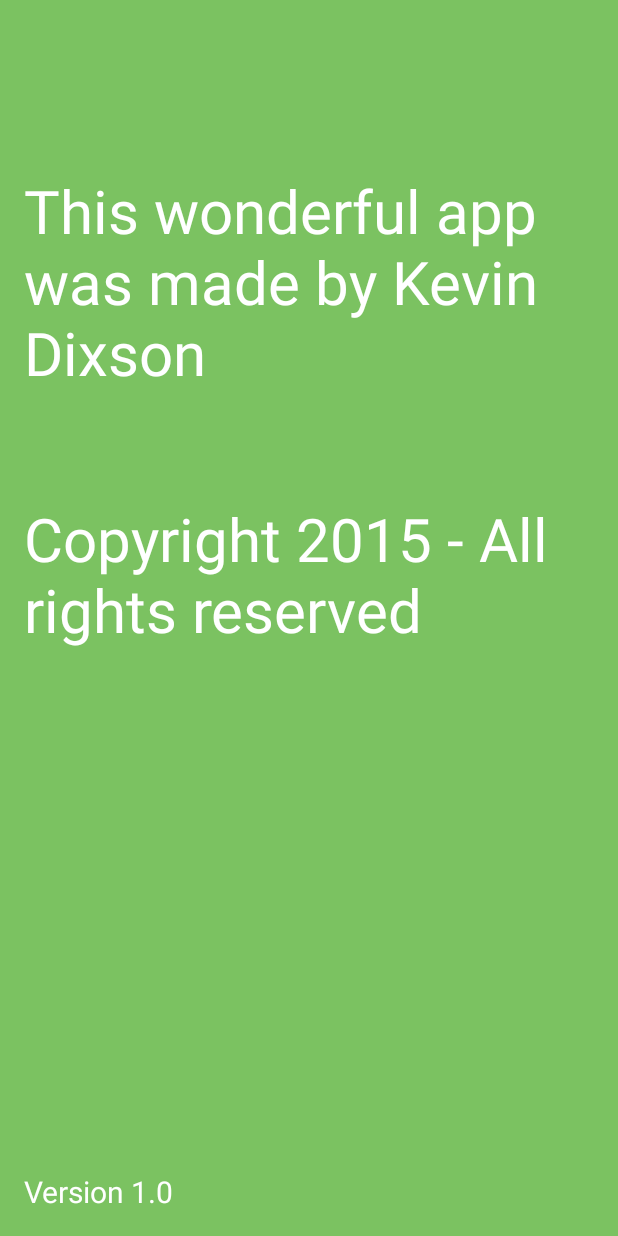
After one commit to Lard4/Random_Number_Generator, an Android app: the AboutActivity screen opened directly, with no data from a screen before it, on a phone screen of 412 x 824 dp. The commit adds this screen. Run offline under Robolectric (Android 15) with nearby library versions, the phone set to English and light mode, and no system bars.

Commit message:
Add about section

```diff
--- a/app/src/main/AndroidManifest.xml
+++ b/app/src/main/AndroidManifest.xml
@@ -25,6 +25,14 @@
                 android:name="android.support.PARENT_ACTIVITY"
                 android:value="com.dirinc.randomnumbergenerator.MainActivity" />
         </activity>
+        <activity
+            android:name=".AboutActivity"
+            android:label="@string/title_activity_about"
+            android:theme="@style/AppTheme.NoActionBar" >
+            <meta-data
+                android:name="android.support.PARENT_ACTIVITY"
+                android:value="com.dirinc.randomnumbergenerator.MainActivity" />
+        </activity>
     </application>
 
 </manifest>
--- /dev/null
+++ b/app/src/main/java/com/dirinc/randomnumbergenerator/AboutActivity.java
@@ -0,0 +1,37 @@
+package com.dirinc.randomnumbergenerator;
+
+import android.support.v7.app.AppCompatActivity;
+import android.os.Bundle;
+import android.view.Menu;
+import android.view.MenuItem;
+
+public class AboutActivity extends AppCompatActivity {
+
+    @Override
+    protected void onCreate(Bundle savedInstanceState) {
+        super.onCreate(savedInstanceState);
+        setContentView(R.layout.activity_about);
+    }
+
+    @Override
+    public boolean onCreateOptionsMenu(Menu menu) {
+        // Inflate the menu; this adds items to the action bar if it is present.
+        getMenuInflater().inflate(R.menu.menu_about, menu);
+        return true;
+    }
+
+    @Override
+    public boolean onOptionsItemSelected(MenuItem item) {
+        // Handle action bar item clicks here. The action bar will
+        // automatically handle clicks on the Home/Up button, so long
+        // as you specify a parent activity in AndroidManifest.xml.
+        int id = item.getItemId();
+
+        //noinspection SimplifiableIfStatement
+        if (id == R.id.action_settings) {
+            return true;
+        }
+
+        return super.onOptionsItemSelected(item);
+    }
+}
--- a/app/src/main/java/com/dirinc/randomnumbergenerator/MainActivity.java
+++ b/app/src/main/java/com/dirinc/randomnumbergenerator/MainActivity.java
@@ -49,5 +49,17 @@ public class MainActivity extends AppCompatActivity {
                 MainActivity.this.startActivity(activityChangeIntent);
             }
         });
+        button.setOnLongClickListener(new View.OnLongClickListener() {
+            @Override
+            public boolean onLongClick(View v) {
+                Intent activityChangeIntent = new Intent(MainActivity.this, AboutActivity.class);
+
+                // currentContext.startActivity(activityChangeIntent);
+
+                MainActivity.this.startActivity(activityChangeIntent);
+                return true;
+            }
+        });
+
     }
 }
--- /dev/null
+++ b/app/src/main/res/layout/activity_about.xml
@@ -0,0 +1,38 @@
+<RelativeLayout xmlns:android="http://schemas.android.com/apk/res/android"
+    xmlns:tools="http://schemas.android.com/tools" android:layout_width="match_parent"
+    android:layout_height="match_parent" android:paddingLeft="@dimen/activity_horizontal_margin"
+    android:paddingRight="@dimen/activity_horizontal_margin"
+    android:paddingTop="@dimen/activity_vertical_margin"
+    android:paddingBottom="@dimen/activity_vertical_margin"
+    tools:context="com.dirinc.randomnumbergenerator.AboutActivity">
+
+    <TextView style="@style/About"
+        android:text="@string/about"
+        android:layout_width="wrap_content"
+        android:layout_height="wrap_content"
+        android:id="@+id/textView2"
+        android:layout_marginTop="97dp"
+        android:layout_alignParentTop="true"
+        android:layout_alignParentLeft="true"
+        android:layout_alignParentStart="true" />
+
+    <TextView style="@style/About"
+        android:text="@string/about_line_2"
+        android:layout_width="wrap_content"
+        android:layout_height="wrap_content"
+        android:id="@+id/textView"
+        android:layout_below="@+id/textView2"
+        android:layout_alignParentLeft="true"
+        android:layout_alignParentStart="true"
+        android:layout_marginTop="70dp" />
+
+    <TextView style="@style/AboutVersion"
+        android:text="@string/about_line_3"
+        android:layout_width="wrap_content"
+        android:layout_height="wrap_content"
+        android:id="@+id/textView"
+        android:layout_alignParentBottom="true"
+        android:layout_alignParentLeft="true"
+        android:layout_alignParentStart="true" />
+
+</RelativeLayout>
--- /dev/null
+++ b/app/src/main/res/menu/menu_about.xml
@@ -0,0 +1,7 @@
+<menu xmlns:android="http://schemas.android.com/apk/res/android"
+    xmlns:app="http://schemas.android.com/apk/res-auto"
+    xmlns:tools="http://schemas.android.com/tools"
+    tools:context="com.dirinc.randomnumbergenerator.AboutActivity">
+    <item android:id="@+id/action_settings" android:title="@string/action_settings"
+        android:orderInCategory="100" app:showAsAction="never" />
+</menu>
--- a/app/src/main/res/values/dimens.xml
+++ b/app/src/main/res/values/dimens.xml
@@ -5,4 +5,8 @@
     <dimen name="button_text_padding_right">6dp</dimen>
 
     <dimen name="random_number">21sp</dimen>
+
+    <dimen name="about_text">40sp</dimen>
+    <dimen name="about_text_version">20sp</dimen>
+
 </resources>
--- a/app/src/main/res/values/strings.xml
+++ b/app/src/main/res/values/strings.xml
@@ -4,7 +4,12 @@
     <string name="button_text">Generate a Random Number</string>
     <string name="button_text_again">Do it again!</string>
     <string name="action_settings">Settings</string>
+
     <string name="title_activity_number">NumberActivity</string>
+    <string name="title_activity_about">AboutActivity</string>
 
-    <string name="random_number">randomNumber</string>
+    <string name="about">This wonderful app was made by Kevin Dixson</string>
+    <string name="about_line_2">Copyright 2015 - All rights reserved</string>
+    <string name="about_line_3">Version 1.0</string>
+
 </resources>
--- a/app/src/main/res/values/styles.xml
+++ b/app/src/main/res/values/styles.xml
@@ -13,4 +13,15 @@
         <item name="android:textSize">@dimen/random_number</item>
     </style>
 
+    <style name="About" parent="TextAppearance.AppCompat">
+        <item name="android:textColor">@android:color/white</item>
+        <item name="android:textSize">@dimen/about_text</item>
+    </style>
+
+    <style name="AboutVersion" parent="@style/About">
+        <item name="android:textColor">@android:color/white</item>
+        <item name="android:textSize">@dimen/about_text_version</item>
+    </style>
+
+
 </resources>
```
